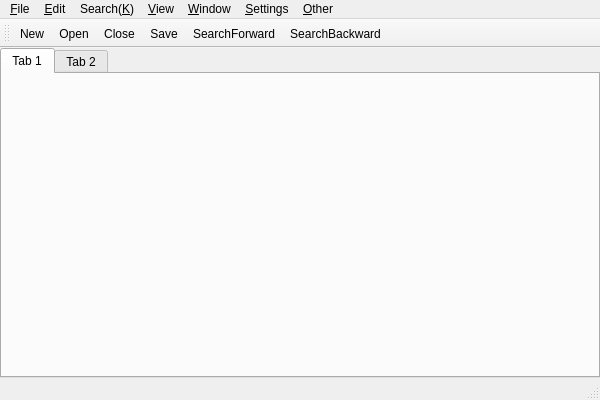
vivisuke/openViVi, file vivi/vivi64/MainWindow.ui: the form before one commit.
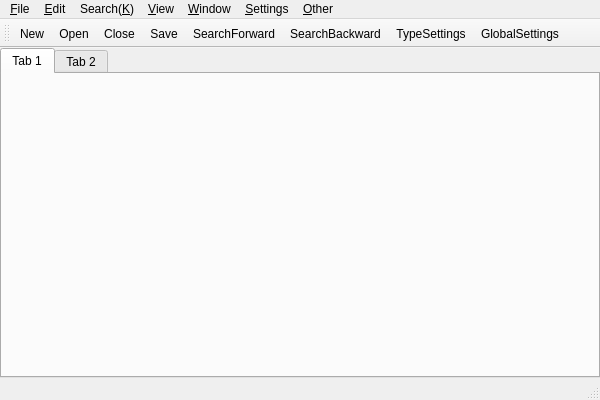
The form after the commit. Icons and pictures are not drawn. Custom widgets are drawn as their Qt base class.

What changed in the file:
```diff
--- a/vivi/vivi64/MainWindow.ui
+++ b/vivi/vivi64/MainWindow.ui
@@ -145,6 +145,8 @@
    <addaction name="action_Save"/>
    <addaction name="action_SearchForward"/>
    <addaction name="action_SearchBackward"/>
+   <addaction name="action_TypeSettings"/>
+   <addaction name="action_GlobalSettings"/>
   </widget>
   <widget class="QStatusBar" name="statusBar"/>
   <action name="action_New">
```
Left out of the diff: 8 changed lines with no effect on the pictures.
